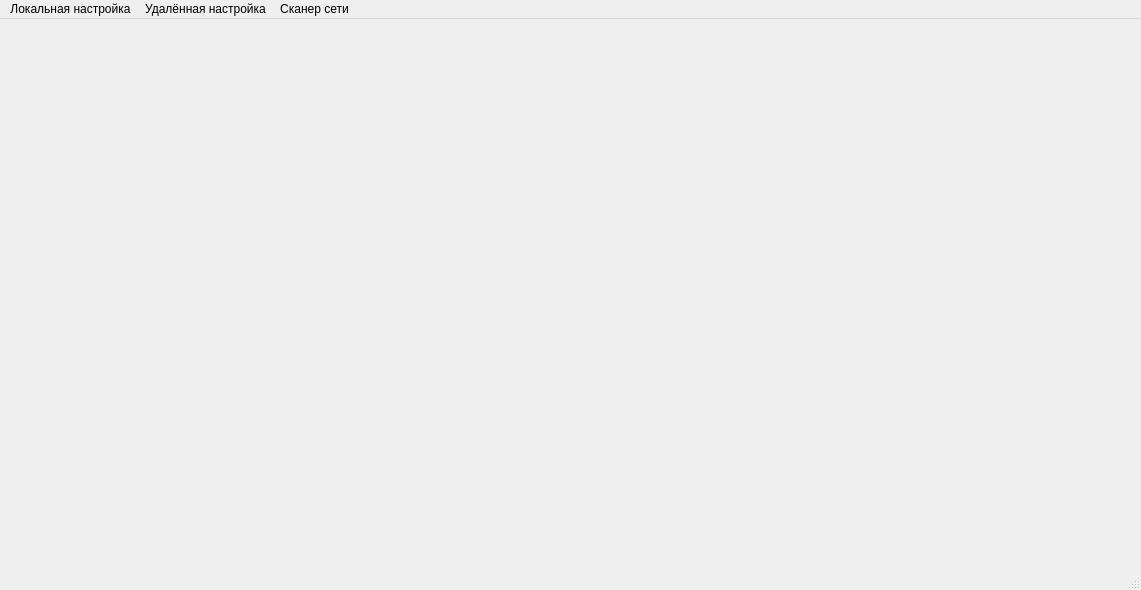
dreadsolnce/currentProjects, file adminka/qt/MainChangeSettingsWindow.ui: the form before one commit.
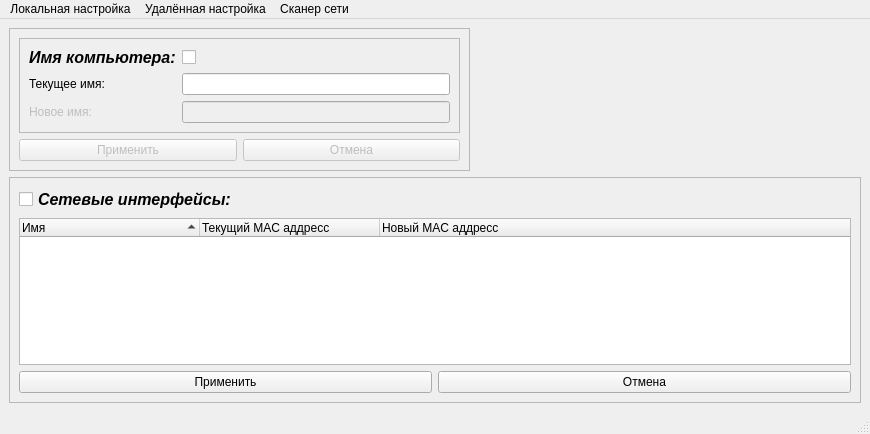
The form after the commit. Icons and pictures are not drawn.

```diff
--- a/adminka/qt/MainChangeSettingsWindow.ui
+++ b/adminka/qt/MainChangeSettingsWindow.ui
@@ -6,10 +6,16 @@
    <rect>
     <x>0</x>
     <y>0</y>
-    <width>1141</width>
-    <height>590</height>
+    <width>870</width>
+    <height>434</height>
    </rect>
   </property>
+  <property name="maximumSize">
+   <size>
+    <width>16777215</width>
+    <height>16777215</height>
+   </size>
+  </property>
   <property name="contextMenuPolicy">
    <enum>Qt::DefaultContextMenu</enum>
   </property>
@@ -26,13 +32,335 @@
   <property name="toolButtonStyle">
    <enum>Qt::ToolButtonIconOnly</enum>
   </property>
-  <widget class="QWidget" name="centralwidget"/>
+  <widget class="QWidget" name="centralwidget">
+   <layout class="QFormLayout" name="formLayout">
+    <item row="0" column="0" colspan="2">
+     <widget class="QFrame" name="frame_1">
+      <property name="sizePolicy">
+       <sizepolicy hsizetype="Preferred" vsizetype="Preferred">
+        <horstretch>0</horstretch>
+        <verstretch>0</verstretch>
+       </sizepolicy>
+      </property>
+      <property name="maximumSize">
+       <size>
+        <width>461</width>
+        <height>201</height>
+       </size>
+      </property>
+      <property name="frameShape">
+       <enum>QFrame::StyledPanel</enum>
+      </property>
+      <property name="frameShadow">
+       <enum>QFrame::Raised</enum>
+      </property>
+      <layout class="QGridLayout" name="gridLayout">
+       <item row="1" column="1">
+        <widget class="QPushButton" name="pushButton_namehost_cancel">
+         <property name="enabled">
+          <bool>false</bool>
+         </property>
+         <property name="sizePolicy">
+          <sizepolicy hsizetype="Preferred" vsizetype="Fixed">
+           <horstretch>0</horstretch>
+           <verstretch>0</verstretch>
+          </sizepolicy>
+         </property>
+         <property name="statusTip">
+          <string>Отмена введенных параметров</string>
+         </property>
+         <property name="text">
+          <string>Отмена</string>
+         </property>
+        </widget>
+       </item>
+       <item row="0" column="0" colspan="2">
+        <widget class="QFrame" name="frame_2">
+         <property name="sizePolicy">
+          <sizepolicy hsizetype="Expanding" vsizetype="Preferred">
+           <horstretch>0</horstretch>
+           <verstretch>0</verstretch>
+          </sizepolicy>
+         </property>
+         <property name="frameShape">
+          <enum>QFrame::StyledPanel</enum>
+         </property>
+         <property name="frameShadow">
+          <enum>QFrame::Raised</enum>
+         </property>
+         <layout class="QGridLayout" name="gridLayout_2">
+          <item row="2" column="0">
+           <widget class="QLabel" name="label_currentname">
+            <property name="enabled">
+             <bool>true</bool>
+            </property>
+            <property name="sizePolicy">
+             <sizepolicy hsizetype="Fixed" vsizetype="Preferred">
+              <horstretch>0</horstretch>
+              <verstretch>0</verstretch>
+             </sizepolicy>
+            </property>
+            <property name="statusTip">
+             <string>Текущее имя компьютера</string>
+            </property>
+            <property name="text">
+             <string>Текущее имя:</string>
+            </property>
+           </widget>
+          </item>
+          <item row="0" column="1">
+           <widget class="QCheckBox" name="checkBox_change">
+            <property name="statusTip">
+             <string>Изменить текущее имя компьютера</string>
+            </property>
+            <property name="text">
+             <string/>
+            </property>
+           </widget>
+          </item>
+          <item row="3" column="1">
+           <widget class="QLineEdit" name="lineEdit_changename">
+            <property name="enabled">
+             <bool>false</bool>
+            </property>
+            <property name="statusTip">
+             <string>Новое имя компьютера</string>
+            </property>
+           </widget>
+          </item>
+          <item row="0" column="0">
+           <widget class="QLabel" name="label_namehost">
+            <property name="sizePolicy">
+             <sizepolicy hsizetype="Fixed" vsizetype="Preferred">
+              <horstretch>0</horstretch>
+              <verstretch>0</verstretch>
+             </sizepolicy>
+            </property>
+            <property name="minimumSize">
+             <size>
+              <width>0</width>
+              <height>0</height>
+             </size>
+            </property>
+            <property name="font">
+             <font>
+              <pointsize>12</pointsize>
+              <weight>75</weight>
+              <italic>true</italic>
+              <bold>true</bold>
+             </font>
+            </property>
+            <property name="statusTip">
+             <string>Позволяет изменить имя компьютера</string>
+            </property>
+            <property name="text">
+             <string>Имя компьютера:</string>
+            </property>
+           </widget>
+          </item>
+          <item row="3" column="0">
+           <widget class="QLabel" name="label_changename">
+            <property name="enabled">
+             <bool>false</bool>
+            </property>
+            <property name="sizePolicy">
+             <sizepolicy hsizetype="Fixed" vsizetype="Preferred">
+              <horstretch>0</horstretch>
+              <verstretch>0</verstretch>
+             </sizepolicy>
+            </property>
+            <property name="statusTip">
+             <string>Новое имя компьютера</string>
+            </property>
+            <property name="text">
+             <string>Новое имя:</string>
+            </property>
+           </widget>
+          </item>
+          <item row="2" column="1">
+           <widget class="QLineEdit" name="lineEdit_currentname">
+            <property name="enabled">
+             <bool>true</bool>
+            </property>
+            <property name="focusPolicy">
+             <enum>Qt::NoFocus</enum>
+            </property>
+            <property name="acceptDrops">
+             <bool>false</bool>
+            </property>
+            <property name="statusTip">
+             <string>Текущее имя компьютера</string>
+            </property>
+            <property name="text">
+             <string/>
+            </property>
+            <property name="frame">
+             <bool>true</bool>
+            </property>
+            <property name="echoMode">
+             <enum>QLineEdit::Normal</enum>
+            </property>
+            <property name="dragEnabled">
+             <bool>false</bool>
+            </property>
+            <property name="readOnly">
+             <bool>true</bool>
+            </property>
+            <property name="cursorMoveStyle">
+             <enum>Qt::LogicalMoveStyle</enum>
+            </property>
+           </widget>
+          </item>
+         </layout>
+        </widget>
+       </item>
+       <item row="1" column="0">
+        <widget class="QPushButton" name="pushButton_namehost_apply">
+         <property name="enabled">
+          <bool>false</bool>
+         </property>
+         <property name="sizePolicy">
+          <sizepolicy hsizetype="Preferred" vsizetype="Fixed">
+           <horstretch>0</horstretch>
+           <verstretch>0</verstretch>
+          </sizepolicy>
+         </property>
+         <property name="statusTip">
+          <string>Применить новые настройки</string>
+         </property>
+         <property name="text">
+          <string>Применить</string>
+         </property>
+        </widget>
+       </item>
+      </layout>
+     </widget>
+    </item>
+    <item row="1" column="0" colspan="2">
+     <widget class="QFrame" name="frame_netmac">
+      <property name="sizePolicy">
+       <sizepolicy hsizetype="MinimumExpanding" vsizetype="Preferred">
+        <horstretch>0</horstretch>
+        <verstretch>0</verstretch>
+       </sizepolicy>
+      </property>
+      <property name="frameShape">
+       <enum>QFrame::StyledPanel</enum>
+      </property>
+      <property name="frameShadow">
+       <enum>QFrame::Raised</enum>
+      </property>
+      <layout class="QGridLayout" name="gridLayout_3">
+       <item row="3" column="0">
+        <widget class="QPushButton" name="pushButton">
+         <property name="sizePolicy">
+          <sizepolicy hsizetype="Expanding" vsizetype="Fixed">
+           <horstretch>0</horstretch>
+           <verstretch>0</verstretch>
+          </sizepolicy>
+         </property>
+         <property name="text">
+          <string>Применить</string>
+         </property>
+        </widget>
+       </item>
+       <item row="3" column="1">
+        <widget class="QPushButton" name="pushButton_2">
+         <property name="sizePolicy">
+          <sizepolicy hsizetype="Expanding" vsizetype="Fixed">
+           <horstretch>0</horstretch>
+           <verstretch>0</verstretch>
+          </sizepolicy>
+         </property>
+         <property name="text">
+          <string>Отмена</string>
+         </property>
+        </widget>
+       </item>
+       <item row="2" column="0" colspan="2">
+        <widget class="QTreeWidget" name="treeWidget_netmac">
+         <property name="showDropIndicator" stdset="0">
+          <bool>true</bool>
+         </property>
+         <property name="textElideMode">
+          <enum>Qt::ElideRight</enum>
+         </property>
+         <property name="indentation">
+          <number>0</number>
+         </property>
+         <property name="sortingEnabled">
+          <bool>true</bool>
+         </property>
+         <attribute name="headerDefaultSectionSize">
+          <number>180</number>
+         </attribute>
+         <attribute name="headerHighlightSections">
+          <bool>true</bool>
+         </attribute>
+         <attribute name="headerShowSortIndicator" stdset="0">
+          <bool>true</bool>
+         </attribute>
+         <column>
+          <property name="text">
+           <string>Имя</string>
+          </property>
+         </column>
+         <column>
+          <property name="text">
+           <string>Текущий MAC аддресс</string>
+          </property>
+         </column>
+         <column>
+          <property name="text">
+           <string>Новый MAC аддресс</string>
+          </property>
+         </column>
+        </widget>
+       </item>
+       <item row="0" column="0" colspan="2">
+        <widget class="QCheckBox" name="checkBox_netmac">
+         <property name="sizePolicy">
+          <sizepolicy hsizetype="Expanding" vsizetype="Fixed">
+           <horstretch>0</horstretch>
+           <verstretch>0</verstretch>
+          </sizepolicy>
+         </property>
+         <property name="font">
+          <font>
+           <pointsize>12</pointsize>
+           <weight>75</weight>
+           <italic>true</italic>
+           <bold>true</bold>
+          </font>
+         </property>
+         <property name="statusTip">
+          <string> Позволяет переопределить сетевые интерфейсы по mac адрессам</string>
+         </property>
+         <property name="layoutDirection">
+          <enum>Qt::LeftToRight</enum>
+         </property>
+         <property name="autoFillBackground">
+          <bool>false</bool>
+         </property>
+         <property name="text">
+          <string>Сетевые интерфейсы:</string>
+         </property>
+         <property name="tristate">
+          <bool>false</bool>
+         </property>
+        </widget>
+       </item>
+      </layout>
+     </widget>
+    </item>
+   </layout>
+  </widget>
   <widget class="QMenuBar" name="menubar">
    <property name="geometry">
     <rect>
      <x>0</x>
      <y>0</y>
-     <width>1141</width>
+     <width>870</width>
      <height>24</height>
     </rect>
    </property>
```
Left out of the diff: 7 changed lines with no effect on the pictures.
